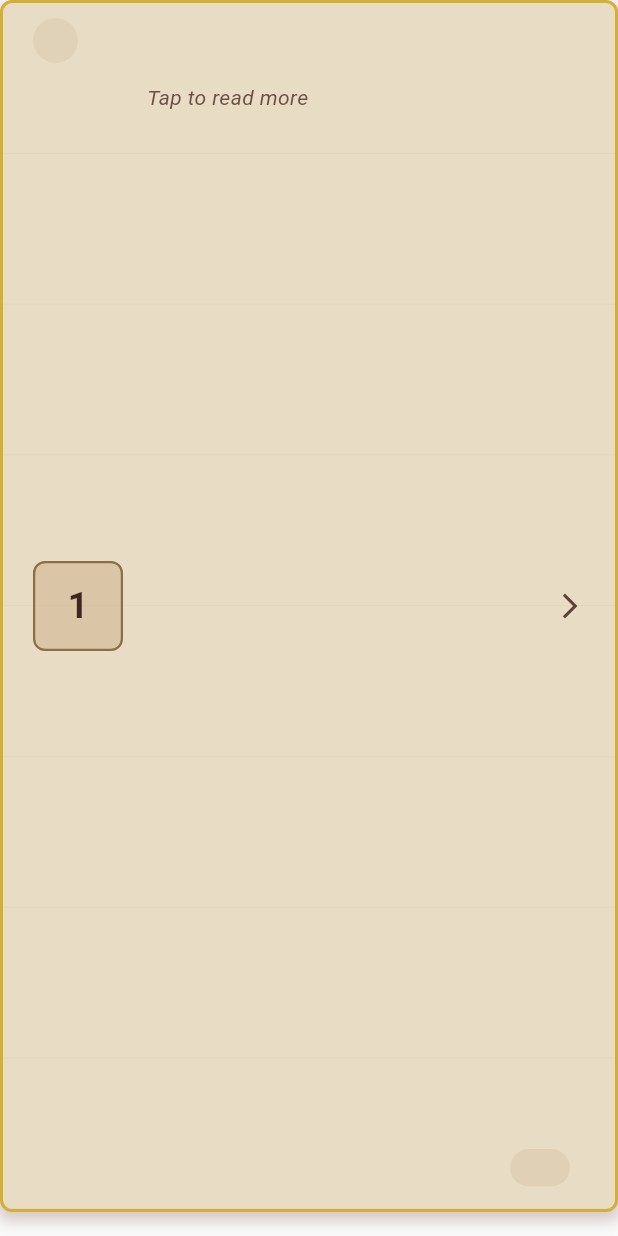
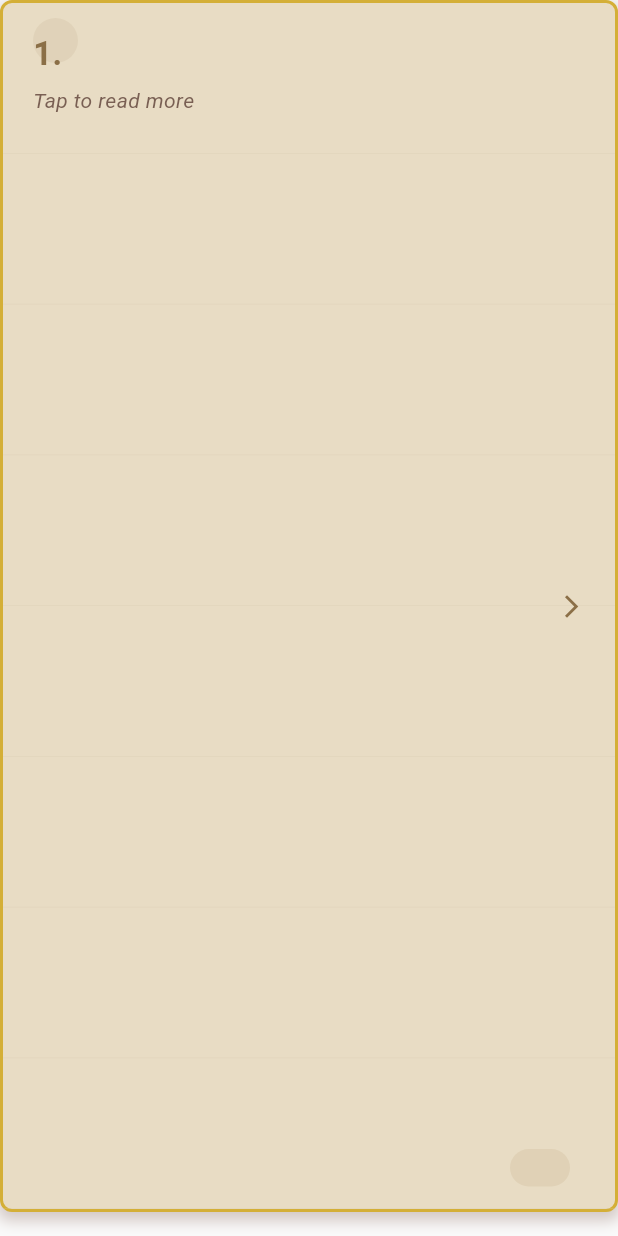
Before and after one commit to MileHigh-AI-Labs/Bhaja_Govindam_Flutter_app, a Flutter app: the ShlokaCard widget shown alone on an empty page, opened directly with empty values, on a phone screen of 412 x 824 dp. Run offline on Flutter 3.47's test engine with Material 3 defaults, Android fonts, the phone set to English and light mode, and no system bars.

Commit message:
Redesign shloka list cards with cleaner layout
- Removed circular number container on the left
- Integrated shloka number inline with title (e.g., "1. Shloka 1")
- Simplified card design to uniform rectangular appearance
- Removed capsule-like shape elements
- Adjusted padding and spacing for better visual balance
- Changed arrow icon color to match number color

🤖 Generated with [Claude Code](https://claude.com/claude-code)

Co-Authored-By: Claude <noreply@anthropic.com>

```diff
--- a/shikshak_dp/lib/main.dart
+++ b/shikshak_dp/lib/main.dart
@@ -277,36 +277,24 @@ class ShlokaCard extends StatelessWidget {
                 );
               },
               child: Padding(
-                padding: const EdgeInsets.all(20),
+                padding: const EdgeInsets.symmetric(horizontal: 20, vertical: 18),
                 child: Row(
                   children: [
-                    Container(
-                      width: 60,
-                      height: 60,
-                      decoration: BoxDecoration(
-                        color: const Color(0xFFB8945F).withOpacity(0.3),
-                        borderRadius: BorderRadius.circular(8),
-                        border: Border.all(
-                          color: const Color(0xFF8B6F47),
-                          width: 1.5,
-                        ),
-                      ),
-                      child: Center(
-                        child: Text(
-                          '${index + 1}',
-                          style: const TextStyle(
-                            fontSize: 24,
-                            fontWeight: FontWeight.bold,
-                            color: Color(0xFF3E2723),
-                          ),
-                        ),
-                      ),
-                    ),
-                    const SizedBox(width: 16),
                     Expanded(
                       child: Column(
                         crossAxisAlignment: CrossAxisAlignment.start,
                         children: [
+                          Row(
+                            children: [
+                              Text(
+                                '${index + 1}.',
+                                style: const TextStyle(
+                                  fontSize: 22,
+                                  fontWeight: FontWeight.bold,
+                                  color: Color(0xFF8B6F47),
+                                ),
+                              ),
+                              const SizedBox(width: 8),
                               Text(
                                 shloka.shlokaNo,
                                 style: const TextStyle(
@@ -315,12 +303,14 @@ class ShlokaCard extends StatelessWidget {
                                   color: Color(0xFF3E2723),
                                 ),
                               ),
-                          const SizedBox(height: 4),
+                            ],
+                          ),
+                          const SizedBox(height: 6),
                           Text(
                             'Tap to read more',
                             style: TextStyle(
                               fontSize: 14,
-                              color: const Color(0xFF5D4037).withOpacity(0.9),
+                              color: const Color(0xFF5D4037).withOpacity(0.8),
                               fontStyle: FontStyle.italic,
                             ),
                           ),
@@ -329,8 +319,8 @@ class ShlokaCard extends StatelessWidget {
                     ),
                     const Icon(
                       Icons.arrow_forward_ios,
-                      color: Color(0xFF5D4037),
-                      size: 20,
+                      color: Color(0xFF8B6F47),
+                      size: 18,
                     ),
                   ],
                 ),
```
Lines whose indentation alone changed are shown as unchanged.
